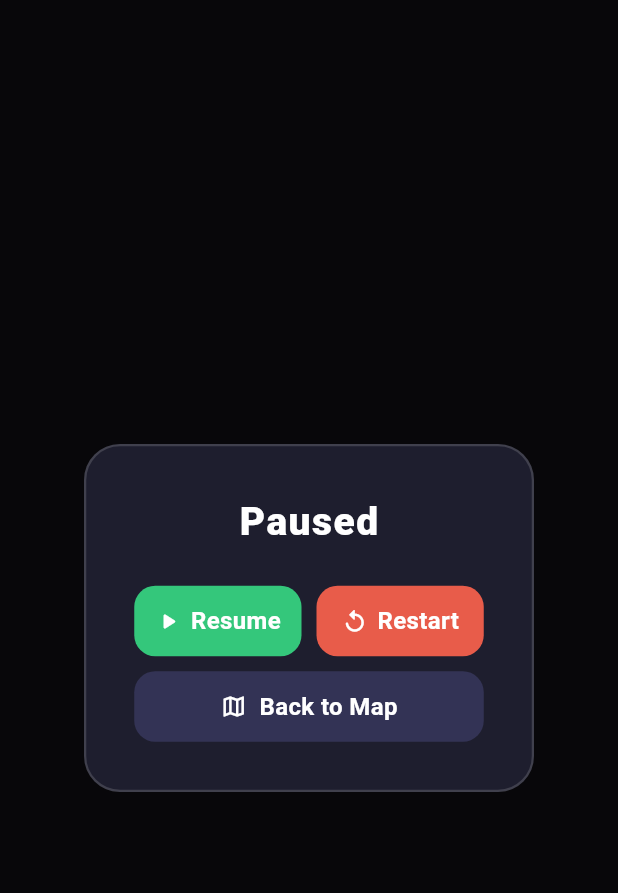
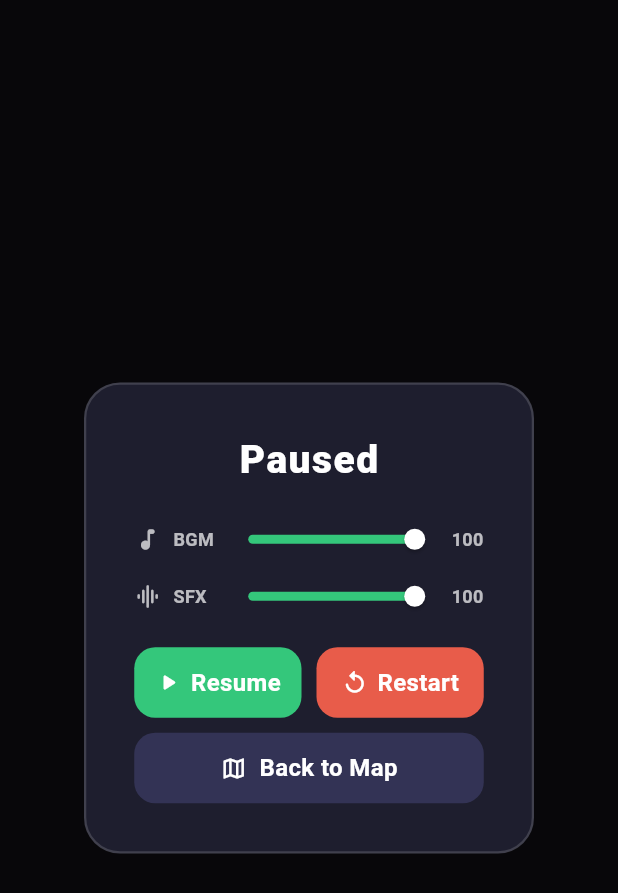
Before and after one commit to Magentakey/pairy-mobile-flame, a Flutter app: the PauseOverlay widget shown alone on an empty page, opened directly with empty values, on a phone screen of 412 x 824 dp. Shown: the top 893 px of the screen. Run offline on Flutter 3.47's test engine with Material 3 defaults, Android fonts, the phone set to English and light mode, and no system bars; our stand-ins replace shared_preferences; missing offline and left inert: flame, flame_audio, flame_tiled; accounts and stored records are empty.

Commit message:
setting volume on pause overlay :3

```diff
--- a/lib/game/overlays/pause_overlay.dart
+++ b/lib/game/overlays/pause_overlay.dart
@@ -1,11 +1,20 @@
 import 'package:flutter/material.dart';
 
+import '../../services/audio_service.dart';
 import '../pairy_game.dart';
 import 'overlay_button.dart';
 
-class PauseOverlay extends StatelessWidget {
+class PauseOverlay extends StatefulWidget {
   const PauseOverlay({super.key, required this.game});
   final PairyGame game;
+
+  @override
+  State<PauseOverlay> createState() => _PauseOverlayState();
+}
+
+class _PauseOverlayState extends State<PauseOverlay> {
+  late double _sfxVolume = AudioService.sfxVolume;
+  late double _bgmVolume = AudioService.bgmVolume;
 
   @override
   Widget build(BuildContext context) {
@@ -15,6 +24,8 @@ class PauseOverlay extends StatelessWidget {
           child: ColoredBox(color: Colors.black.withValues(alpha: 0.6)),
         ),
         Center(
+          child: Material(
+            type: MaterialType.transparency,
             child: Container(
               width: 300,
               padding: const EdgeInsets.symmetric(horizontal: 32, vertical: 32),
@@ -39,7 +50,29 @@ class PauseOverlay extends StatelessWidget {
                       decoration: TextDecoration.none,
                     ),
                   ),
-                const SizedBox(height: 24),
+                  const SizedBox(height: 20),
+                  _VolumeSlider(
+                    icon: Icons.music_note_rounded,
+                    label: 'BGM',
+                    value: _bgmVolume,
+                    onChanged: (v) {
+                      setState(() => _bgmVolume = v);
+                      // ignore: discarded_futures
+                      AudioService.setBgmVolume(v);
+                    },
+                  ),
+                  const SizedBox(height: 10),
+                  _VolumeSlider(
+                    icon: Icons.graphic_eq_rounded,
+                    label: 'SFX',
+                    value: _sfxVolume,
+                    onChanged: (v) {
+                      setState(() => _sfxVolume = v);
+                      // ignore: discarded_futures
+                      AudioService.setSfxVolume(v);
+                    },
+                  ),
+                  const SizedBox(height: 20),
                   Row(
                     children: [
                       Expanded(
@@ -47,7 +80,7 @@ class PauseOverlay extends StatelessWidget {
                           label: 'Resume',
                           icon: Icons.play_arrow_rounded,
                           color: const Color(0xFF34C77B),
-                        onTap: game.resumeFromPause,
+                          onTap: widget.game.resumeFromPause,
                           fullWidth: true,
                           compact: true,
                         ),
@@ -58,7 +91,7 @@ class PauseOverlay extends StatelessWidget {
                           label: 'Restart',
                           icon: Icons.replay_rounded,
                           color: const Color(0xFFE85C4A),
-                        onTap: game.restartLevel,
+                          onTap: widget.game.restartLevel,
                           fullWidth: true,
                           compact: true,
                         ),
@@ -70,10 +103,11 @@ class PauseOverlay extends StatelessWidget {
                     label: 'Back to Map',
                     icon: Icons.map_outlined,
                     color: const Color(0xFF333355),
-                  onTap: game.backToMap,
+                    onTap: widget.game.backToMap,
                     fullWidth: true,
                   ),
                 ],
+              ),
             ),
           ),
         ),
@@ -81,3 +115,67 @@ class PauseOverlay extends StatelessWidget {
     );
   }
 }
+
+/// Baris slider volume tunggal (dipakai buat BGM & SFX), gaya konsisten
+/// sama tema gelap pause overlay lainnya.
+class _VolumeSlider extends StatelessWidget {
+  const _VolumeSlider({
+    required this.icon,
+    required this.label,
+    required this.value,
+    required this.onChanged,
+  });
+
+  final IconData icon;
+  final String label;
+  final double value;
+  final ValueChanged<double> onChanged;
+
+  @override
+  Widget build(BuildContext context) {
+    return Row(
+      children: [
+        Icon(icon, color: Colors.white70, size: 18),
+        const SizedBox(width: 8),
+        SizedBox(
+          width: 36,
+          child: Text(
+            label,
+            style: const TextStyle(
+              color: Colors.white70,
+              fontSize: 12,
+              fontWeight: FontWeight.w700,
+              decoration: TextDecoration.none,
+            ),
+          ),
+        ),
+        Expanded(
+          child: SliderTheme(
+            data: SliderTheme.of(context).copyWith(
+              trackHeight: 4,
+              activeTrackColor: const Color(0xFF34C77B),
+              inactiveTrackColor: Colors.white.withValues(alpha: 0.15),
+              thumbColor: Colors.white,
+              thumbShape: const RoundSliderThumbShape(enabledThumbRadius: 7),
+              overlayShape: const RoundSliderOverlayShape(overlayRadius: 14),
+            ),
+            child: Slider(value: value, min: 0, max: 1, onChanged: onChanged),
+          ),
+        ),
+        SizedBox(
+          width: 32,
+          child: Text(
+            '${(value * 100).round()}',
+            textAlign: TextAlign.right,
+            style: const TextStyle(
+              color: Colors.white70,
+              fontSize: 12,
+              fontWeight: FontWeight.w600,
+              decoration: TextDecoration.none,
+            ),
+          ),
+        ),
+      ],
+    );
+  }
+}
--- a/lib/services/audio_service.dart
+++ b/lib/services/audio_service.dart
@@ -1,4 +1,5 @@
 import 'package:flame_audio/flame_audio.dart';
+import 'package:shared_preferences/shared_preferences.dart';
 
 /// Service terpusat untuk SFX dan BGM.
 ///
@@ -41,6 +42,27 @@ class AudioService {
   static bool _initialized = false;
   static bool _menuBgmPlaying = false;
 
+  static const String _prefsSfxVolumeKey = 'audio_sfx_volume';
+  static const String _prefsBgmVolumeKey = 'audio_bgm_volume';
+
+  /// Multiplier volume global (0.0 - 1.0), terpisah buat SFX & BGM.
+  /// Di-persist ke SharedPreferences supaya kesimpen antar sesi.
+  static double _sfxVolume = 1.0;
+  static double _bgmVolume = 1.0;
+
+  /// Basis volume dari track BGM yang SEDANG main (1.3 buat menuBgm, 0.3
+  /// buat gameBgm) -- dicatat tiap kali [playMenuBgm]/[playGameBgm]
+  /// dipanggil, dipakai lagi di [setBgmVolume] supaya live-adjust slider
+  /// menghasilkan angka yang SAMA persis dengan yang bakal dipakai kalau
+  /// track-nya di-restart (mis. balik dari MapSelect ke Gameplay lagi).
+  /// Tanpa ini, live-adjust cuma pakai _bgmVolume mentah (tanpa basis),
+  /// jadi meteran 100% bisa kedengeran beda kenceng sebelum & sesudah
+  /// BGM di-restart walau _bgmVolume-nya sama persis.
+  static double _currentBgmBase = 0.3;
+
+  static double get sfxVolume => _sfxVolume;
+  static double get bgmVolume => _bgmVolume;
+
   static final Map<String, AudioPool> _pools = {};
 
   /// Preload semua file audio + siapkan AudioPool untuk tiap SFX.
@@ -48,6 +70,16 @@ class AudioService {
   static Future<void> init() async {
     if (_initialized) return;
     _initialized = true;
+
+    try {
+      final prefs = await SharedPreferences.getInstance();
+      _sfxVolume = prefs.getDouble(_prefsSfxVolumeKey) ?? 1.0;
+      _bgmVolume = prefs.getDouble(_prefsBgmVolumeKey) ?? 1.0;
+    } catch (_) {
+      // Gagal baca preferences (mis. platform belum siap) -- tetap
+      // lanjut pakai default 1.0, jangan sampai audio gagal total.
+    }
+
     try {
       await FlameAudio.audioCache.loadAll([
         _sfxJump,
@@ -91,18 +123,20 @@ class AudioService {
   /// Play/lanjutkan BGM menu (Home & MapSelect). Kalau BGM ini sudah
   /// berjalan (berpindah antar Home <-> MapSelect), TIDAK di-restart.
   static Future<void> playMenuBgm() async {
+    _currentBgmBase = 1.3;
     if (_menuBgmPlaying) return;
     _menuBgmPlaying = true;
     try {
-      await FlameAudio.bgm.play(menuBgm, volume: 1.3);
+      await FlameAudio.bgm.play(menuBgm, volume: _currentBgmBase * _bgmVolume);
     } catch (_) {}
   }
 
   /// Play BGM gameplay, SELALU restart dari awal.
   static Future<void> playGameBgm() async {
+    _currentBgmBase = 0.3;
     _menuBgmPlaying = false;
     try {
-      await FlameAudio.bgm.play(gameBgm, volume: 0.3);
+      await FlameAudio.bgm.play(gameBgm, volume: _currentBgmBase * _bgmVolume);
     } catch (_) {}
   }
 
@@ -113,29 +147,60 @@ class AudioService {
     } catch (_) {}
   }
 
+  /// Ganti volume BGM (0.0 - 1.0), langsung ke-apply ke track yang lagi
+  /// main (tanpa restart) + di-persist buat sesi berikutnya. Dikali basis
+  /// track yang lagi aktif ([_currentBgmBase]) supaya HASIL AKHIRNYA
+  /// konsisten sama yang dipakai [playMenuBgm]/[playGameBgm] pas
+  /// di-restart -- meteran 100% harus kedengeran SAMA kenceng baik lagi
+  /// digeser langsung maupun setelah pindah screen & balik lagi.
+  static Future<void> setBgmVolume(double volume) async {
+    _bgmVolume = volume.clamp(0.0, 1.0);
+    try {
+      await FlameAudio.bgm.audioPlayer.setVolume(_currentBgmBase * _bgmVolume);
+    } catch (_) {
+      // BGM belum/nggak lagi main -- gapapa, volume baru bakal kepakai
+      // pas play berikutnya lewat multiplier di playMenuBgm/playGameBgm.
+    }
+    try {
+      final prefs = await SharedPreferences.getInstance();
+      await prefs.setDouble(_prefsBgmVolumeKey, _bgmVolume);
+    } catch (_) {}
+  }
+
+  /// Ganti volume SFX (0.0 - 1.0), dipakai sebagai multiplier ke semua
+  /// panggilan [_playSfx] SELANJUTNYA (SFX sifatnya "sekali tembak" jadi
+  /// nggak ada instance yang lagi main buat di-adjust real-time).
+  static Future<void> setSfxVolume(double volume) async {
+    _sfxVolume = volume.clamp(0.0, 1.0);
+    try {
+      final prefs = await SharedPreferences.getInstance();
+      await prefs.setDouble(_prefsSfxVolumeKey, _sfxVolume);
+    } catch (_) {}
+  }
+
   // ── SFX ──────────────────────────────────────────────────────────
   // Volume per-SFX disesuaikan manual (toggle_001/lever sebelumnya
   // kekencengan dibanding yang lain, jadi diturunkan relatif).
 
-  static void playJump() => _playSfx(_sfxJump, volume: 0.4);
+  static void playJump() => _playSfx(_sfxJump, volume: 0.7);
   static void playBump() => _playSfx(_sfxBump, volume: 1.0);
   static void playDisappear() => _playSfx(_sfxDisappear, volume: 0.8);
   static void playButton() => _playSfx(_sfxButton, volume: 0.4);
   static void playLever() => _playSfx(_sfxLever, volume: 0.15);
   static void playLevelComplete() => _playSfx(_sfxLevelComplete, volume: 0.9);
-  static void playFountainTouch() =>
-      _playSfx(_sfxFountainTouch, volume: 0.7);
+  static void playFountainTouch() => _playSfx(_sfxFountainTouch, volume: 0.7);
 
   static void _playSfx(String file, {double volume = 0.7}) {
+    final effectiveVolume = (volume * _sfxVolume).clamp(0.0, 1.0);
     final pool = _pools[file];
     if (pool == null) {
       // Pool belum siap (mis. init() belum selesai) — fallback ke
       // FlameAudio.play biasa daripada diam saja tanpa suara sama sekali.
       // ignore: discarded_futures
-      FlameAudio.play(file, volume: volume).catchError((_) {});
+      FlameAudio.play(file, volume: effectiveVolume).catchError((_) {});
       return;
     }
     // ignore: discarded_futures
-    pool.start(volume: volume).catchError((_) => '');
+    pool.start(volume: effectiveVolume).catchError((_) => '');
   }
 }
```
Also changed, not shown: lib/game/components/player_component.dart (+18 -23 lines), lib/game/components/stone_brick_component.dart (+23 -6 lines). Lines whose indentation alone changed are shown as unchanged.
